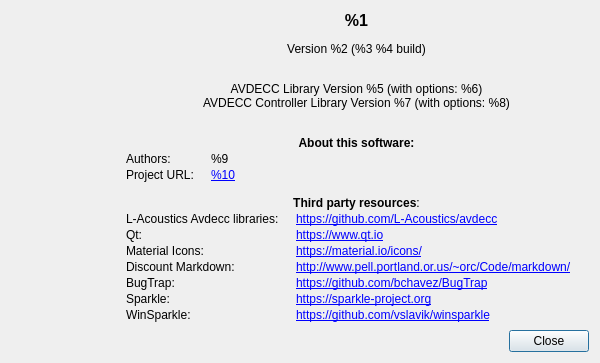
First picture: the form in src/aboutDialog.ui, repository christophe-calmejane/Hive, before the edit.
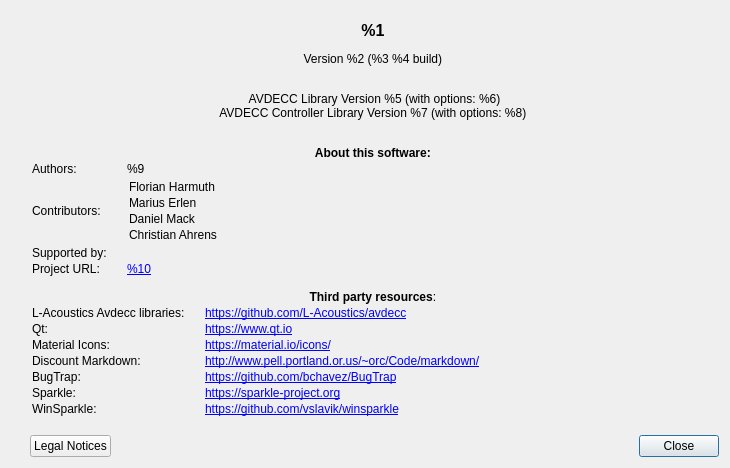
Second picture: the form after the edit. Icons and pictures are not drawn.

Commit message: Added legal notices (updated About Dialog) Published L-Acoustics Logo, on behalf of L-Acoustics

Diff of the .ui file:
```diff
--- a/src/aboutDialog.ui
+++ b/src/aboutDialog.ui
@@ -9,8 +9,8 @@
    <rect>
     <x>0</x>
     <y>0</y>
-    <width>600</width>
-    <height>350</height>
+    <width>730</width>
+    <height>468</height>
    </rect>
   </property>
   <property name="sizePolicy">
@@ -21,7 +21,7 @@
   </property>
   <property name="maximumSize">
    <size>
-    <width>600</width>
+    <width>800</width>
     <height>16777215</height>
    </size>
   </property>
@@ -51,7 +51,7 @@
        <property name="maximumSize">
         <size>
          <width>256</width>
-         <height>256</height>
+         <height>230</height>
         </size>
        </property>
        <property name="text">
@@ -76,31 +76,196 @@
        <item>
         <widget class="QLabel" name="aboutLabel">
          <property name="text">
-          <string>&lt;html&gt;&lt;head/&gt;&lt;body&gt;&lt;p align=&quot;center&quot;&gt;&lt;span style=&quot; font-size:12pt; font-weight:600;&quot;&gt;%1&lt;/span&gt;&lt;/p&gt;&lt;p align=&quot;center&quot;&gt;&lt;span style=&quot; font-size:9pt;&quot;&gt;Version %2 (%3 %4 build)&lt;/span&gt;&lt;/p&gt;&lt;p align=&quot;center&quot;&gt;&lt;span style=&quot; font-size:9pt;&quot;&gt;&lt;br/&gt;&lt;/span&gt;AVDECC Library Version %5 (with options: %6)&lt;br/&gt;AVDECC Controller Library Version %7 (with options: %8)&lt;/p&gt;&lt;p&gt;&lt;br/&gt;&lt;span style=&quot; font-weight:600;&quot;&gt;About this software:&lt;/span&gt;&lt;/p&gt;&lt;table border=&quot;0&quot; style=&quot; margin-top:0px; margin-bottom:0px; margin-left:0px; margin-right:0px;&quot; cellspacing=&quot;2&quot; cellpadding=&quot;0&quot;&gt;&lt;tr&gt;&lt;td&gt;&lt;p&gt;Authors:&lt;/p&gt;&lt;/td&gt;&lt;td style=&quot; padding-left:15; padding-right:15; padding-top:0; padding-bottom:0;&quot;&gt;&lt;p&gt;%9&lt;/p&gt;&lt;/td&gt;&lt;/tr&gt;&lt;tr&gt;&lt;td&gt;&lt;p&gt;Project URL:&lt;/p&gt;&lt;/td&gt;&lt;td style=&quot; padding-left:15; padding-right:15; padding-top:0; padding-bottom:0;&quot;&gt;&lt;p&gt;&lt;a href=&quot;%10&quot;&gt;&lt;span style=&quot; text-decoration: underline; color:#0000ff;&quot;&gt;%10&lt;/span&gt;&lt;/a&gt;&lt;/p&gt;&lt;/td&gt;&lt;/tr&gt;&lt;/table&gt;&lt;p&gt;&lt;span style=&quot; font-weight:600;&quot;&gt;Third party resources&lt;/span&gt;:&lt;/p&gt;&lt;table border=&quot;0&quot; style=&quot; margin-top:0px; margin-bottom:0px; margin-left:0px; margin-right:0px;&quot; cellspacing=&quot;2&quot; cellpadding=&quot;0&quot;&gt;&lt;tr&gt;&lt;td&gt;&lt;p&gt;L-Acoustics Avdecc libraries:&lt;/p&gt;&lt;/td&gt;&lt;td style=&quot; padding-left:15; padding-right:15; padding-top:0; padding-bottom:0;&quot;&gt;&lt;p&gt;&lt;a href=&quot;https://github.com/L-Acoustics/avdecc&quot;&gt;&lt;span style=&quot; text-decoration: underline; color:#0000ff;&quot;&gt;https://github.com/L-Acoustics/avdecc&lt;/span&gt;&lt;/a&gt;&lt;/p&gt;&lt;/td&gt;&lt;/tr&gt;&lt;tr&gt;&lt;td&gt;&lt;p&gt;Qt:&lt;/p&gt;&lt;/td&gt;&lt;td style=&quot; padding-left:15; padding-right:15; padding-top:0; padding-bottom:0;&quot;&gt;&lt;p&gt;&lt;a href=&quot;https://www.qt.io&quot;&gt;&lt;span style=&quot; text-decoration: underline; color:#0000ff;&quot;&gt;https://www.qt.io&lt;/span&gt;&lt;/a&gt;&lt;/p&gt;&lt;/td&gt;&lt;/tr&gt;&lt;tr&gt;&lt;td&gt;&lt;p&gt;Material Icons:&lt;/p&gt;&lt;/td&gt;&lt;td style=&quot; padding-left:15; padding-right:15; padding-top:0; padding-bottom:0;&quot;&gt;&lt;p&gt;&lt;a href=&quot;https://material.io/icons/&quot;&gt;&lt;span style=&quot; text-decoration: underline; color:#0000ff;&quot;&gt;https://material.io/icons/&lt;/span&gt;&lt;/a&gt;&lt;/p&gt;&lt;/td&gt;&lt;/tr&gt;&lt;tr&gt;&lt;td&gt;&lt;p&gt;Discount Markdown:&lt;/p&gt;&lt;/td&gt;&lt;td style=&quot; padding-left:15; padding-right:15; padding-top:0; padding-bottom:0;&quot;&gt;&lt;p&gt;&lt;a href=&quot;http://www.pell.portland.or.us/~orc/Code/markdown/&quot;&gt;&lt;span style=&quot; text-decoration: underline; color:#0000ff;&quot;&gt;http://www.pell.portland.or.us/~orc/Code/markdown/&lt;/span&gt;&lt;/a&gt;&lt;/p&gt;&lt;/td&gt;&lt;/tr&gt;&lt;tr&gt;&lt;td&gt;&lt;p&gt;BugTrap:&lt;/p&gt;&lt;/td&gt;&lt;td style=&quot; padding-left:15; padding-right:15; padding-top:0; padding-bottom:0;&quot;&gt;&lt;p&gt;&lt;a href=&quot;https://github.com/bchavez/BugTrap&quot;&gt;&lt;span style=&quot; text-decoration: underline; color:#0000ff;&quot;&gt;https://github.com/bchavez/BugTrap&lt;/span&gt;&lt;/a&gt;&lt;/p&gt;&lt;/td&gt;&lt;/tr&gt;&lt;tr&gt;&lt;td&gt;&lt;p&gt;Sparkle:&lt;/p&gt;&lt;/td&gt;&lt;td style=&quot; padding-left:15; padding-right:15; padding-top:0; padding-bottom:0;&quot;&gt;&lt;p&gt;&lt;a href=&quot;https://sparkle-project.org&quot;&gt;&lt;span style=&quot; text-decoration: underline; color:#0000ff;&quot;&gt;https://sparkle-project.org&lt;/span&gt;&lt;/a&gt;&lt;/p&gt;&lt;/td&gt;&lt;/tr&gt;&lt;tr&gt;&lt;td&gt;&lt;p&gt;WinSparkle:&lt;/p&gt;&lt;/td&gt;&lt;td style=&quot; padding-left:15; padding-right:15; padding-top:0; padding-bottom:0;&quot;&gt;&lt;p&gt;&lt;a href=&quot;https://github.com/vslavik/winsparkle&quot;&gt;&lt;span style=&quot; text-decoration: underline; color:#0000ff;&quot;&gt;https://github.com/vslavik/winsparkle&lt;/span&gt;&lt;/a&gt;&lt;/p&gt;&lt;/td&gt;&lt;/tr&gt;&lt;/table&gt;&lt;/body&gt;&lt;/html&gt;</string>
+          <string>&lt;html&gt;
+
+&lt;head /&gt;
+
+&lt;body&gt;
+	&lt;p align=&quot;center&quot;&gt;&lt;span style=&quot; font-size:12pt; font-weight:600;&quot;&gt;%1&lt;/span&gt;&lt;/p&gt;
+	&lt;p align=&quot;center&quot;&gt;&lt;span style=&quot; font-size:9pt;&quot;&gt;Version %2 (%3 %4 build)&lt;/span&gt;&lt;/p&gt;
+	&lt;p align=&quot;center&quot;&gt;&lt;span style=&quot; font-size:9pt;&quot;&gt;&lt;br /&gt;&lt;/span&gt;AVDECC Library Version %5 (with options: %6)&lt;br /&gt;AVDECC
+		Controller Library Version %7 (with options: %8)&lt;/p&gt;
+	&lt;p&gt;&lt;br /&gt;&lt;span style=&quot; font-weight:600;&quot;&gt;About this software:&lt;/span&gt;&lt;/p&gt;
+	&lt;table border=&quot;0&quot; style=&quot; margin-top:0px; margin-bottom:0px; margin-left:0px; margin-right:0px;&quot; cellspacing=&quot;2&quot;
+		cellpadding=&quot;0&quot;&gt;
+		&lt;tr&gt;
+			&lt;td&gt;
+				&lt;p&gt;Authors:&lt;/p&gt;
+			&lt;/td&gt;
+			&lt;td style=&quot; padding-left:15; padding-right:15; padding-top:0; padding-bottom:0;&quot;&gt;
+				&lt;p&gt;%9&lt;/p&gt;
+			&lt;/td&gt;
+		&lt;/tr&gt;
+		&lt;tr valign=&quot;middle&quot;&gt;
+			&lt;td&gt;
+				&lt;p&gt;Contributors:&lt;/p&gt;
+			&lt;/td&gt;
+			&lt;td style=&quot; padding-left:15; padding-right:15; padding-top:0; padding-bottom:0;&quot;&gt;
+
+				&lt;div style=&quot;overflow-y: auto; height:100px;&quot;&gt;
+					&lt;table border=&quot;0&quot;
+						style=&quot;margin-top:0px; margin-bottom:0px; margin-left:0px; margin-right:0px;&quot;
+						cellspacing=&quot;2&quot; cellpadding=&quot;0&quot;&gt;
+						&lt;tr&gt;
+							&lt;td&gt;
+								Florian Harmuth
+							&lt;/td&gt;
+						&lt;/tr&gt;
+						&lt;tr&gt;
+							&lt;td&gt;
+								Marius Erlen
+							&lt;/td&gt;
+						&lt;/tr&gt;
+						&lt;tr&gt;
+							&lt;td&gt;
+								Daniel Mack
+							&lt;/td&gt;
+						&lt;/tr&gt;
+						&lt;tr&gt;
+							&lt;td&gt;
+								Christian Ahrens
+							&lt;/td&gt;
+						&lt;/tr&gt;
+					&lt;/table&gt;
+				&lt;/div&gt;
+			&lt;/td&gt;
+		&lt;/tr&gt;
+		&lt;tr valign=&quot;middle&quot;&gt;
+			&lt;td&gt;
+				&lt;p&gt;Supported by:&lt;/p&gt;
+			&lt;/td&gt;
+			&lt;td style=&quot; padding-left:15; padding-right:15; padding-top:0; padding-bottom:0;&quot;&gt;
+				&lt;p&gt;&lt;img src=&quot;:/L-Acoustics.png&quot; width=&quot;64&quot; height=&quot;64&quot; /&gt;&lt;/p&gt;
+			&lt;/td&gt;
+		&lt;/tr&gt;
+		&lt;tr&gt;
+			&lt;td&gt;
+				&lt;p&gt;Project URL:&lt;/p&gt;
+			&lt;/td&gt;
+			&lt;td style=&quot; padding-left:15; padding-right:15; padding-top:0; padding-bottom:0;&quot;&gt;
+				&lt;p&gt;&lt;a href=&quot;%10&quot;&gt;&lt;span style=&quot; text-decoration: underline; color:#0000ff;&quot;&gt;%10&lt;/span&gt;&lt;/a&gt;&lt;/p&gt;
+			&lt;/td&gt;
+		&lt;/tr&gt;
+	&lt;/table&gt;
+	&lt;p&gt;&lt;span style=&quot; font-weight:600;&quot;&gt;Third party resources&lt;/span&gt;:&lt;/p&gt;
+	&lt;table border=&quot;0&quot; style=&quot; margin-top:0px; margin-bottom:0px; margin-left:0px; margin-right:0px;&quot; cellspacing=&quot;2&quot;
+		cellpadding=&quot;0&quot;&gt;
+		&lt;tr&gt;
+			&lt;td&gt;
+				&lt;p&gt;L-Acoustics Avdecc libraries:&lt;/p&gt;
+			&lt;/td&gt;
+			&lt;td style=&quot; padding-left:15; padding-right:15; padding-top:0; padding-bottom:0;&quot;&gt;
+				&lt;p&gt;&lt;a href=&quot;https://github.com/L-Acoustics/avdecc&quot;&gt;&lt;span
+							style=&quot; text-decoration: underline; color:#0000ff;&quot;&gt;https://github.com/L-Acoustics/avdecc&lt;/span&gt;&lt;/a&gt;&lt;/p&gt;
+			&lt;/td&gt;
+		&lt;/tr&gt;
+		&lt;tr&gt;
+			&lt;td&gt;
+				&lt;p&gt;Qt:&lt;/p&gt;
+			&lt;/td&gt;
+			&lt;td style=&quot; padding-left:15; padding-right:15; padding-top:0; padding-bottom:0;&quot;&gt;
+				&lt;p&gt;&lt;a href=&quot;https://www.qt.io&quot;&gt;&lt;span
+							style=&quot; text-decoration: underline; color:#0000ff;&quot;&gt;https://www.qt.io&lt;/span&gt;&lt;/a&gt;&lt;/p&gt;
+			&lt;/td&gt;
+		&lt;/tr&gt;
+		&lt;tr&gt;
+			&lt;td&gt;
+				&lt;p&gt;Material Icons:&lt;/p&gt;
+			&lt;/td&gt;
+			&lt;td style=&quot; padding-left:15; padding-right:15; padding-top:0; padding-bottom:0;&quot;&gt;
+				&lt;p&gt;&lt;a href=&quot;https://material.io/icons/&quot;&gt;&lt;span
+							style=&quot; text-decoration: underline; color:#0000ff;&quot;&gt;https://material.io/icons/&lt;/span&gt;&lt;/a&gt;&lt;/p&gt;
+			&lt;/td&gt;
+		&lt;/tr&gt;
+		&lt;tr&gt;
+			&lt;td&gt;
+				&lt;p&gt;Discount Markdown:&lt;/p&gt;
+			&lt;/td&gt;
+			&lt;td style=&quot; padding-left:15; padding-right:15; padding-top:0; padding-bottom:0;&quot;&gt;
+				&lt;p&gt;&lt;a href=&quot;http://www.pell.portland.or.us/~orc/Code/markdown/&quot;&gt;&lt;span
+							style=&quot; text-decoration: underline; color:#0000ff;&quot;&gt;http://www.pell.portland.or.us/~orc/Code/markdown/&lt;/span&gt;&lt;/a&gt;
+				&lt;/p&gt;
+			&lt;/td&gt;
+		&lt;/tr&gt;
+		&lt;tr&gt;
+			&lt;td&gt;
+				&lt;p&gt;BugTrap:&lt;/p&gt;
+			&lt;/td&gt;
+			&lt;td style=&quot; padding-left:15; padding-right:15; padding-top:0; padding-bottom:0;&quot;&gt;
+				&lt;p&gt;&lt;a href=&quot;https://github.com/bchavez/BugTrap&quot;&gt;&lt;span
+							style=&quot; text-decoration: underline; color:#0000ff;&quot;&gt;https://github.com/bchavez/BugTrap&lt;/span&gt;&lt;/a&gt;&lt;/p&gt;
+			&lt;/td&gt;
+		&lt;/tr&gt;
+		&lt;tr&gt;
+			&lt;td&gt;
+				&lt;p&gt;Sparkle:&lt;/p&gt;
+			&lt;/td&gt;
+			&lt;td style=&quot; padding-left:15; padding-right:15; padding-top:0; padding-bottom:0;&quot;&gt;
+				&lt;p&gt;&lt;a href=&quot;https://sparkle-project.org&quot;&gt;&lt;span
+							style=&quot; text-decoration: underline; color:#0000ff;&quot;&gt;https://sparkle-project.org&lt;/span&gt;&lt;/a&gt;&lt;/p&gt;
+			&lt;/td&gt;
+		&lt;/tr&gt;
+		&lt;tr&gt;
+			&lt;td&gt;
+				&lt;p&gt;WinSparkle:&lt;/p&gt;
+			&lt;/td&gt;
+			&lt;td style=&quot; padding-left:15; padding-right:15; padding-top:0; padding-bottom:0;&quot;&gt;
+				&lt;p&gt;&lt;a href=&quot;https://github.com/vslavik/winsparkle&quot;&gt;&lt;span
+							style=&quot; text-decoration: underline; color:#0000ff;&quot;&gt;https://github.com/vslavik/winsparkle&lt;/span&gt;&lt;/a&gt;&lt;/p&gt;
+			&lt;/td&gt;
+		&lt;/tr&gt;
+	&lt;/table&gt;
+&lt;/body&gt;
+
+&lt;/html&gt;</string>
          </property>
          <property name="alignment">
           <set>Qt::AlignCenter</set>
          </property>
         </widget>
        </item>
-       <item alignment="Qt::AlignRight">
-        <widget class="QPushButton" name="closeButton">
-         <property name="maximumSize">
-          <size>
-           <width>100</width>
-           <height>16777215</height>
-          </size>
-         </property>
-         <property name="layoutDirection">
-          <enum>Qt::LeftToRight</enum>
-         </property>
-         <property name="text">
-          <string>Close</string>
-         </property>
-         <property name="default">
-          <bool>true</bool>
-         </property>
-        </widget>
+       <item>
+        <layout class="QHBoxLayout" name="horizontalLayout_2">
+         <item>
+          <widget class="QPushButton" name="legalNotices">
+           <property name="text">
+            <string>Legal Notices</string>
+           </property>
+          </widget>
+         </item>
+         <item>
+          <spacer name="horizontalSpacer">
+           <property name="orientation">
+            <enum>Qt::Horizontal</enum>
+           </property>
+           <property name="sizeHint" stdset="0">
+            <size>
+             <width>40</width>
+             <height>20</height>
+            </size>
+           </property>
+          </spacer>
+         </item>
+         <item>
+          <widget class="QPushButton" name="closeButton">
+           <property name="maximumSize">
+            <size>
+             <width>100</width>
+             <height>16777215</height>
+            </size>
+           </property>
+           <property name="layoutDirection">
+            <enum>Qt::LeftToRight</enum>
+           </property>
+           <property name="text">
+            <string>Close</string>
+           </property>
+           <property name="default">
+            <bool>true</bool>
+           </property>
+          </widget>
+         </item>
+        </layout>
        </item>
       </layout>
      </item>
```
The commit also changes 7 other files.
